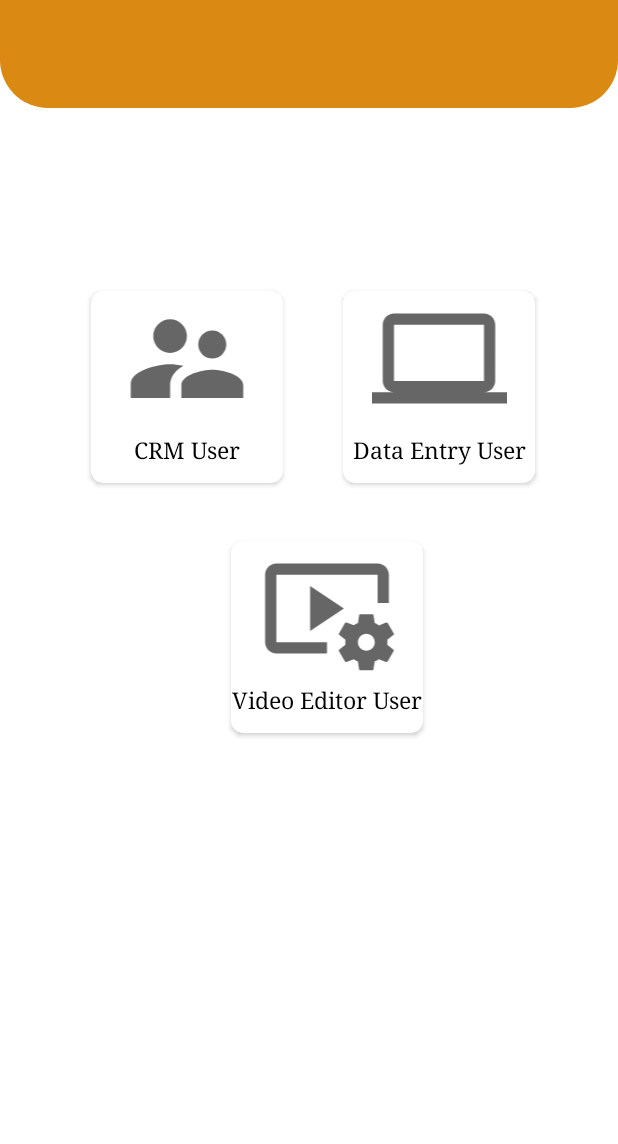
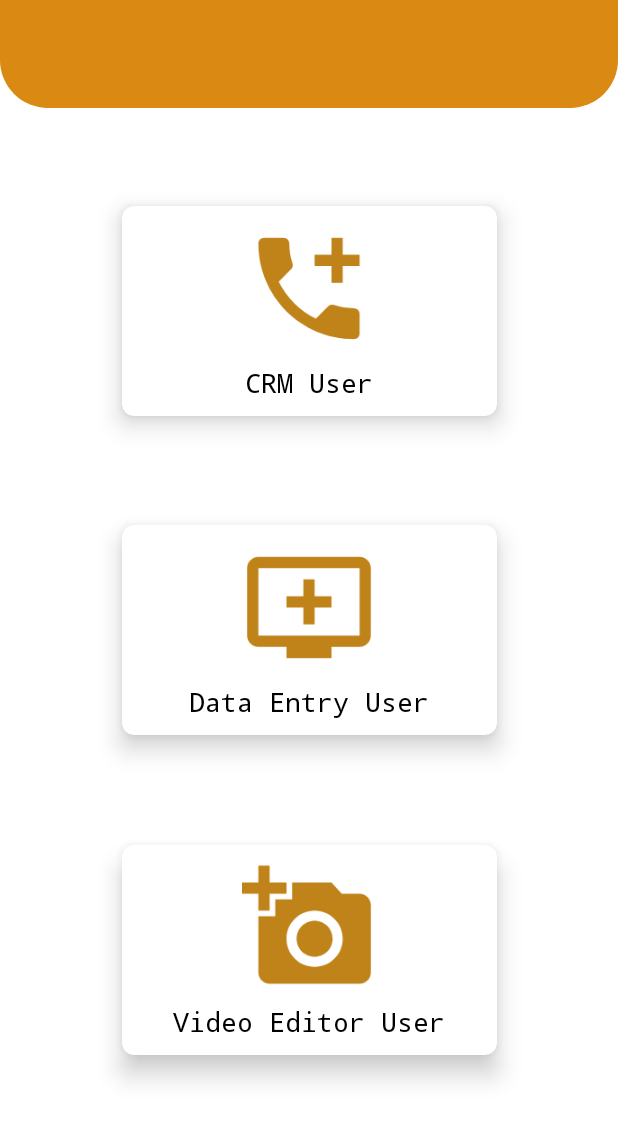
Before and after one commit to KuldeepSahu009/Hapini-v.1.0.2---Android-Project, an Android app: the TrackUserFragment screen opened through its navigation route, on a phone screen of 412 x 824 dp, the part 84-1228 px from its top. Run offline under Robolectric (Android 15) with nearby library versions, the phone set to English and light mode, and no system bars; Roboto replaces fonts that are not available here.

Commit message:
PUSHED 13:05 26/7

```diff
--- a/app/src/main/java/com/crm/pvt/hapinicrm/ui/AdminLoginFragment.java
+++ b/app/src/main/java/com/crm/pvt/hapinicrm/ui/AdminLoginFragment.java
@@ -13,6 +13,8 @@ import androidx.navigation.Navigation;
 
 import com.crm.pvt.hapinicrm.R;
 import com.crm.pvt.hapinicrm.databinding.FragmentAdminLoginBinding;
+
+import java.util.Objects;
 
 public class AdminLoginFragment extends Fragment {
 
@@ -33,6 +35,8 @@ public class AdminLoginFragment extends Fragment {
             int pos = binding.spSelectAdmin.getSelectedItemPosition();
             navigateTo(v,pos);
         });
+        String passcode= Objects.requireNonNull(binding.etPasscode.getText()).toString();
+        String password= Objects.requireNonNull(binding.etPassword.getText()).toString();
     }
 
     private void initializeSpinner() {
--- a/app/src/main/res/layout/fragment_master_dashboard.xml
+++ b/app/src/main/res/layout/fragment_master_dashboard.xml
@@ -31,7 +31,6 @@
         android:id="@+id/tvMasterDashboard"
         android:layout_width="wrap_content"
         android:layout_height="wrap_content"
-        android:layout_marginStart="16dp"
         android:layout_marginTop="16dp"
         android:fontFamily="monospace"
         android:gravity="center_horizontal"
@@ -40,7 +39,8 @@
         android:textColor="@color/white"
         android:textSize="20sp"
         android:textStyle="bold"
-        app:layout_constraintStart_toEndOf="@+id/ivBack"
+        app:layout_constraintEnd_toEndOf="parent"
+        app:layout_constraintStart_toStartOf="parent"
         app:layout_constraintTop_toTopOf="parent" />
 
     <ImageButton
--- a/app/src/main/res/layout/fragment_track_user.xml
+++ b/app/src/main/res/layout/fragment_track_user.xml
@@ -57,84 +57,88 @@
 
     <androidx.cardview.widget.CardView
         android:id="@+id/cardview1"
-        android:layout_width="128dp"
-        android:layout_height="128dp"
+        android:layout_width="250dp"
+        android:layout_height="wrap_content"
         android:layout_margin="8dp"
         android:clickable="true"
         android:elevation="24dp"
         android:focusable="true"
         android:foreground="?android:attr/selectableItemBackground"
         app:cardCornerRadius="8dp"
-        app:layout_constraintBottom_toBottomOf="parent"
+        app:cardElevation="10dp"
+        app:contentPadding="10dp"
+        app:layout_constraintBottom_toTopOf="@+id/cardview2"
         app:layout_constraintEnd_toEndOf="parent"
-        app:layout_constraintHorizontal_bias="0.197"
         app:layout_constraintStart_toStartOf="parent"
-        app:layout_constraintTop_toBottomOf="@+id/trackuerview"
-        app:layout_constraintVertical_bias="0.206">
+        app:layout_constraintTop_toBottomOf="@+id/trackuerview">
+
         <RelativeLayout
             android:layout_width="match_parent"
             android:layout_height="wrap_content">
+
             <ImageView
-                android:layout_width="100dp"
+                android:id="@+id/crmback"
+                android:layout_width="200dp"
                 android:layout_height="90dp"
-                android:id="@+id/crmback"
-                android:src="@drawable/ic_baseline_supervisor_account_24"
                 android:layout_centerHorizontal="true"
-                />
+                android:src="@drawable/ic_add_crm" />
+
             <TextView
-                android:layout_marginTop="5dp"
+                android:id="@+id/crm"
                 android:layout_width="match_parent"
                 android:layout_height="wrap_content"
-                android:id="@+id/crm"
+                android:layout_below="@+id/crmback"
+                android:layout_centerHorizontal="true"
+                android:layout_marginTop="5dp"
+                android:fontFamily="monospace"
                 android:text="CRM User"
+                android:textAlignment="center"
                 android:textColor="@color/black"
-                android:textSize="15dp"
-                android:layout_below="@+id/crmback"
-                android:fontFamily="serif"
-                android:layout_centerHorizontal="true"
-                android:textAlignment="center"/>
+                android:textSize="18dp" />
         </RelativeLayout>
 
     </androidx.cardview.widget.CardView>
 
     <androidx.cardview.widget.CardView
         android:id="@+id/cardview2"
-        android:layout_width="128dp"
-        android:layout_height="128dp"
+        android:layout_width="250dp"
+        android:layout_height="wrap_content"
         android:layout_margin="8dp"
         android:clickable="true"
         android:elevation="24dp"
         android:focusable="true"
         android:foreground="?android:attr/selectableItemBackground"
         app:cardCornerRadius="8dp"
-        app:layout_constraintBottom_toBottomOf="parent"
+        app:cardElevation="10dp"
+        app:contentPadding="10dp"
+        app:layout_constraintBottom_toTopOf="@+id/cardview3"
         app:layout_constraintEnd_toEndOf="parent"
-        app:layout_constraintHorizontal_bias="0.404"
-        app:layout_constraintStart_toEndOf="@+id/cardview1"
-        app:layout_constraintTop_toBottomOf="@+id/trackuerview"
-        app:layout_constraintVertical_bias="0.206">
+        app:layout_constraintStart_toStartOf="parent"
+        app:layout_constraintTop_toBottomOf="@+id/cardview1">
+
         <RelativeLayout
             android:layout_width="match_parent"
             android:layout_height="wrap_content">
+
             <ImageView
-                android:layout_width="100dp"
+                android:id="@+id/dataentryback"
+                android:layout_width="200dp"
                 android:layout_height="90dp"
-                android:id="@+id/dataentryback"
-                android:src="@drawable/ic_baseline_computer_24"
                 android:layout_centerHorizontal="true"
-                />
+                android:src="@drawable/ic_add_dataentry" />
+
             <TextView
+                android:id="@+id/dataentry"
                 android:layout_width="match_parent"
+                android:layout_height="wrap_content"
+                android:layout_below="@+id/dataentryback"
+                android:layout_centerHorizontal="true"
                 android:layout_marginTop="5dp"
-                android:layout_height="wrap_content"
-                android:id="@+id/dataentry"
+                android:fontFamily="monospace"
                 android:text="Data Entry User"
+                android:textAlignment="center"
                 android:textColor="@color/black"
-                android:textSize="15dp"
-                android:layout_below="@+id/dataentryback"
-                android:fontFamily="serif"
-                android:layout_centerHorizontal="true"
-                android:textAlignment="center"/>
+                android:textSize="18dp" />
         </RelativeLayout>
 
 
@@ -142,42 +146,44 @@
 
     <androidx.cardview.widget.CardView
         android:id="@+id/cardview3"
-        android:layout_width="128dp"
-        android:layout_height="128dp"
+        android:layout_width="250dp"
+        android:layout_height="wrap_content"
         android:layout_margin="8dp"
         android:clickable="true"
         android:elevation="24dp"
         android:focusable="true"
         android:foreground="?android:attr/selectableItemBackground"
         app:cardCornerRadius="8dp"
+        app:cardElevation="10dp"
+        app:contentPadding="10dp"
         app:layout_constraintBottom_toBottomOf="parent"
         app:layout_constraintEnd_toEndOf="parent"
-        app:layout_constraintHorizontal_bias="0.544"
         app:layout_constraintStart_toStartOf="parent"
-        app:layout_constraintTop_toBottomOf="@+id/cardview1"
-        app:layout_constraintVertical_bias="0.102">
+        app:layout_constraintTop_toBottomOf="@+id/cardview2">
+
         <RelativeLayout
             android:layout_width="match_parent"
             android:layout_height="wrap_content">
+
             <ImageView
-                android:layout_width="100dp"
+                android:id="@+id/videoback"
+                android:layout_width="200dp"
                 android:layout_height="90dp"
-                android:id="@+id/videoback"
-                android:src="@drawable/ic_baseline_video_settings_24"
                 android:layout_centerHorizontal="true"
-                />
+                android:src="@drawable/ic_add_videoeditor" />
+
             <TextView
-                android:layout_marginTop="5dp"
+                android:id="@+id/Videoeditor"
                 android:layout_width="match_parent"
                 android:layout_height="wrap_content"
-                android:id="@+id/Videoeditor"
+                android:layout_below="@+id/videoback"
+                android:layout_centerHorizontal="true"
+                android:layout_marginTop="5dp"
+                android:fontFamily="monospace"
                 android:text="Video Editor User"
+                android:textAlignment="center"
                 android:textColor="@color/black"
-                android:textSize="15dp"
-                android:layout_below="@+id/videoback"
-                android:fontFamily="serif"
-                android:layout_centerHorizontal="true"
-                android:textAlignment="center"/>
+                android:textSize="18dp" />
         </RelativeLayout>
 
 
```
Also changed, not shown: app/src/main/res/layout/dataentryloginform.xml (added, +116 -0 lines), app/src/main/res/layout/fragment_add_admin.xml (+38 -10 lines), app/src/main/res/layout/fragment_add_user.xml (+11 -4 lines), app/src/main/res/layout/fragment_admin_login.xml (+6 -4 lines), app/src/main/res/layout/layoutmasternavigationheadrer.xml (+24 -18 lines), app/src/main/res/layout/trackuserinfocardview.xml (+15 -14 lines), app/src/main/res/layout/videoeditorloginform.xml (added, +116 -0 lines), app/src/main/res/drawable-v24/loginimage1.PNG (added).
